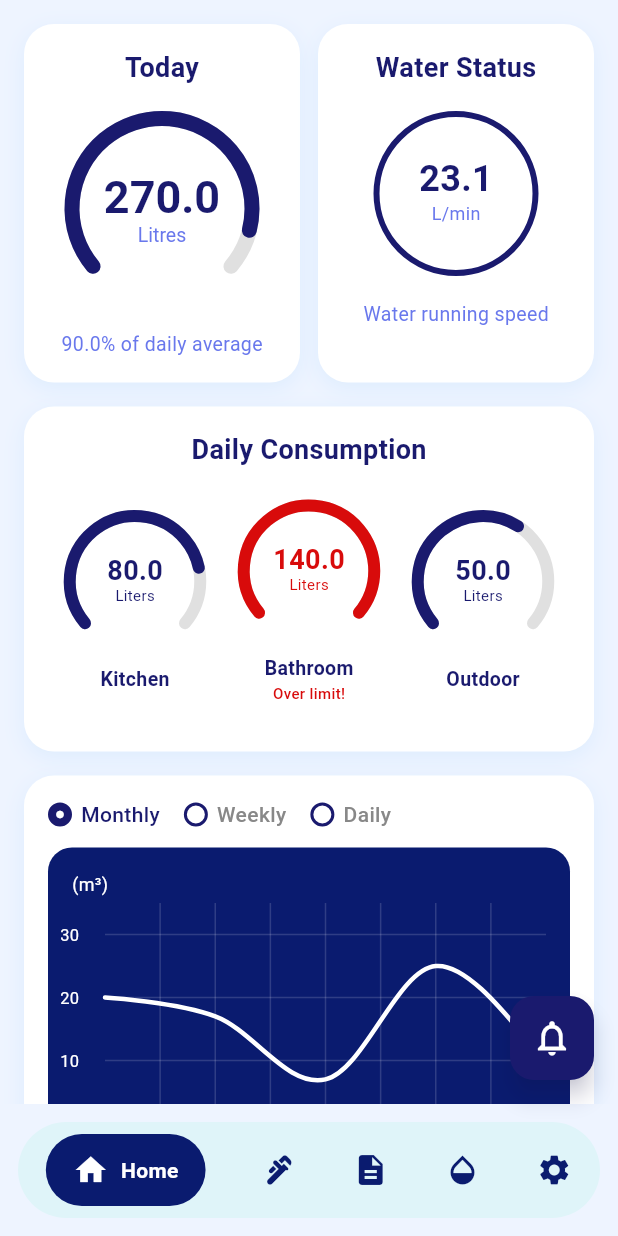
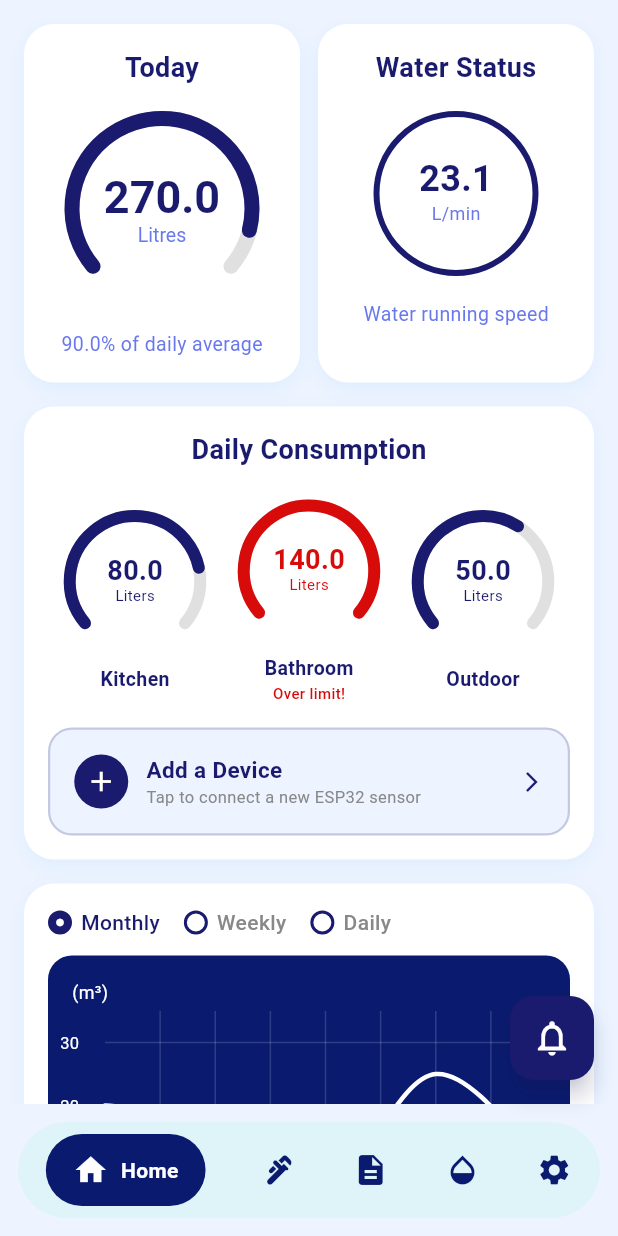
Before and after one commit to Ishan101-hub/sdgp-se24-aquasense-mobile, a Flutter app: the screen it shows after launch, on a phone screen of 412 x 824 dp. Run offline on Flutter 3.47's test engine with Material 3 defaults, Android fonts, the phone set to English and light mode, and no system bars; drawn by our look-alikes of fl_chart.

Commit message:
Create Add a dvice card

```diff
--- a/home_aqua/lib/widgets/daily_consumption_card.dart
+++ b/home_aqua/lib/widgets/daily_consumption_card.dart
@@ -54,21 +54,8 @@ class DailyConsumptionCard extends StatelessWidget {
 
           const SizedBox(height: 20),
 
-          // ── EMPTY STATE ──
-          if (zones.isEmpty)
-            const Padding(
-              padding: EdgeInsets.all(16),
-              child: Text(
-                'No zones found.\nCheck your device connections.',
-                textAlign: TextAlign.center,
-                style: TextStyle(
-                  color: Color(0xFF888888),
-                  fontSize: 13,
-                ),
-              ),
-            ),
-
-          // ── DYNAMIC ZONES: rows of 3 ──
+          // ── ZONE CIRCLES (only if zones exist) ──
+          if (zones.isNotEmpty)
             ...List.generate(
               (zones.length / 3).ceil(),
               (rowIndex) {
@@ -88,7 +75,101 @@ class DailyConsumptionCard extends StatelessWidget {
               },
             ),
 
+          // ── ADD A DEVICE CARD (ALWAYS shows at bottom) ──
+          // User can always tap this to add a new ESP32 device
+          _AddDeviceCard(),
+
         ],
+      ),
+    );
+  }
+}
+
+
+// ── ADD A DEVICE CARD ─────────────────────────────────────────
+// Always visible at the bottom of Daily Consumption card
+// When tapped → will connect to backend to register new device
+class _AddDeviceCard extends StatelessWidget {
+  @override
+  Widget build(BuildContext context) {
+    return GestureDetector(
+      onTap: () {
+        // ── TODO: When backend ready ──
+        // Navigate to device setup page or
+        // call FastAPI to register new ESP32 device
+        ScaffoldMessenger.of(context).showSnackBar(
+          const SnackBar(
+            content: Text('Device setup coming soon!'),
+            backgroundColor: Color(0xFF1A1A6E),
+            duration: Duration(seconds: 2),
+          ),
+        );
+      },
+      child: Container(
+        width: double.infinity,
+        padding: const EdgeInsets.symmetric(vertical: 16, horizontal: 16),
+        decoration: BoxDecoration(
+          color: const Color(0xFFEEF4FF),
+          borderRadius: BorderRadius.circular(16),
+          border: Border.all(
+            color: const Color(0xFF1A1A6E).withValues(alpha: 0.2),
+            width: 1.5,
+          ),
+        ),
+        child: Row(
+          mainAxisAlignment: MainAxisAlignment.center,
+          children: [
+
+            // ── "+" icon ──
+            Container(
+              width: 36,
+              height: 36,
+              decoration: const BoxDecoration(
+                shape: BoxShape.circle,
+                color: Color(0xFF1A1A6E),
+              ),
+              child: const Icon(
+                Icons.add,
+                color: Colors.white,
+                size: 22,
+              ),
+            ),
+
+            const SizedBox(width: 12),
+
+            // ── Text ──
+            const Column(
+              crossAxisAlignment: CrossAxisAlignment.start,
+              children: [
+                Text(
+                  'Add a Device',
+                  style: TextStyle(
+                    fontSize: 15,
+                    fontWeight: FontWeight.bold,
+                    color: Color(0xFF1A1A6E),
+                  ),
+                ),
+                Text(
+                  'Tap to connect a new ESP32 sensor',
+                  style: TextStyle(
+                    fontSize: 11,
+                    color: Color(0xFF888888),
+                  ),
+                ),
+              ],
+            ),
+
+            const Spacer(),
+
+            // ── Arrow icon ──
+            const Icon(
+              Icons.arrow_forward_ios,
+              color: Color(0xFF1A1A6E),
+              size: 16,
+            ),
+
+          ],
+        ),
       ),
     );
   }
@@ -107,13 +188,16 @@ class _ZoneCircle extends StatelessWidget {
     final double progress  = isOverLimit
         ? 1.0
         : (zone.used / zone.average).clamp(0.0, 1.0);
-    final Color arcColor   = isOverLimit ? const Color(0xFFD80B0B) : const Color(0xFF1A1A6E);
-    final Color textColor  = isOverLimit ? const Color(0xFFD80B0B) : const Color(0xFF1A1A6E);
+    final Color arcColor   = isOverLimit
+        ? const Color(0xFFD80B0B)
+        : const Color(0xFF1A1A6E);
+    final Color textColor  = isOverLimit
+        ? const Color(0xFFD80B0B)
+        : const Color(0xFF1A1A6E);
 
     return Column(
       children: [
 
-        // ── CIRCULAR ARC ──
         SizedBox(
           width: 95,
           height: 95,
@@ -121,7 +205,6 @@ class _ZoneCircle extends StatelessWidget {
             alignment: Alignment.center,
             children: [
 
-              // Grey background arc
               CustomPaint(
                 size: const Size(95, 95),
                 painter: _ArcPainter(
@@ -131,7 +214,6 @@ class _ZoneCircle extends StatelessWidget {
                 ),
               ),
 
-              // Colored progress arc
               CustomPaint(
                 size: const Size(95, 95),
                 painter: _ArcPainter(
@@ -141,12 +223,10 @@ class _ZoneCircle extends StatelessWidget {
                 ),
               ),
 
-              // ── FIXED: 1 decimal point inside circle ──
               Column(
                 mainAxisAlignment: MainAxisAlignment.center,
                 children: [
                   Text(
-                    // ← toStringAsFixed(1) gives 1 decimal e.g. 80.0
                     zone.used.toStringAsFixed(1),
                     style: TextStyle(
                       fontSize: 18,
@@ -172,7 +252,6 @@ class _ZoneCircle extends StatelessWidget {
 
         const SizedBox(height: 8),
 
-        // Zone name
         Text(
           zone.name,
           style: const TextStyle(
@@ -182,13 +261,12 @@ class _ZoneCircle extends StatelessWidget {
           ),
         ),
 
-        // Warning if over limit
         if (isOverLimit)
           const Text(
             'Over limit!',
             style: TextStyle(
               fontSize: 10,
-              color: const Color(0xFFD80B0B),
+              color: Color(0xFFD80B0B),
               fontWeight: FontWeight.w500,
             ),
           ),
```
Also changed, not shown: 1 other file. Lines whose indentation alone changed are shown as unchanged.
